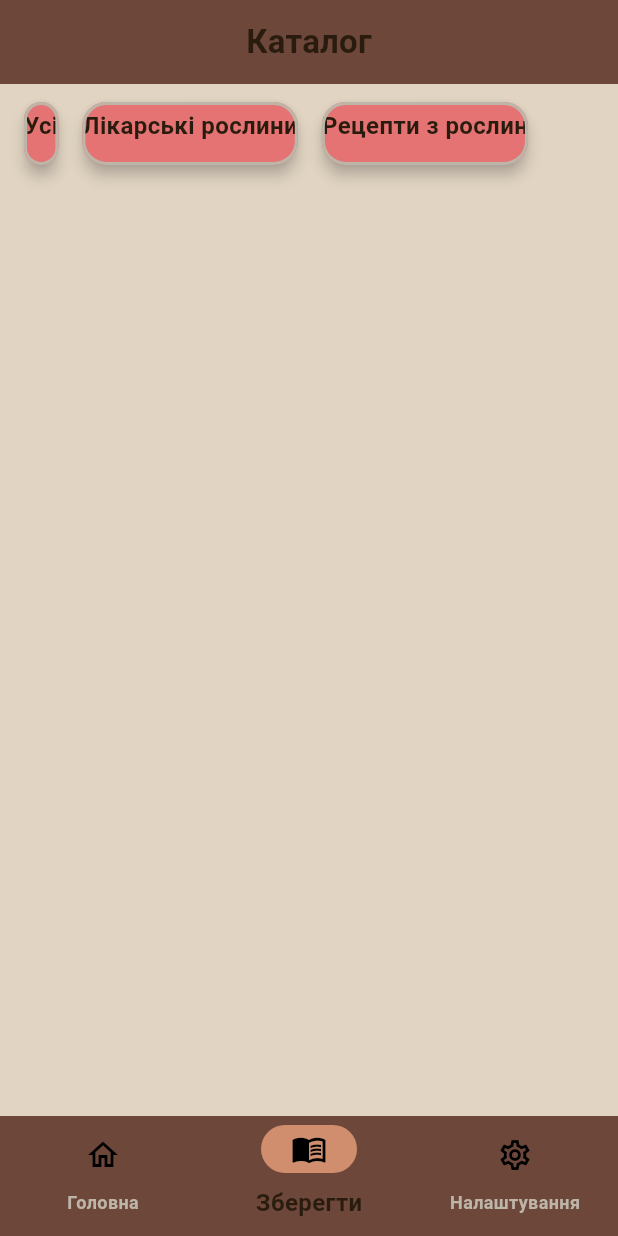
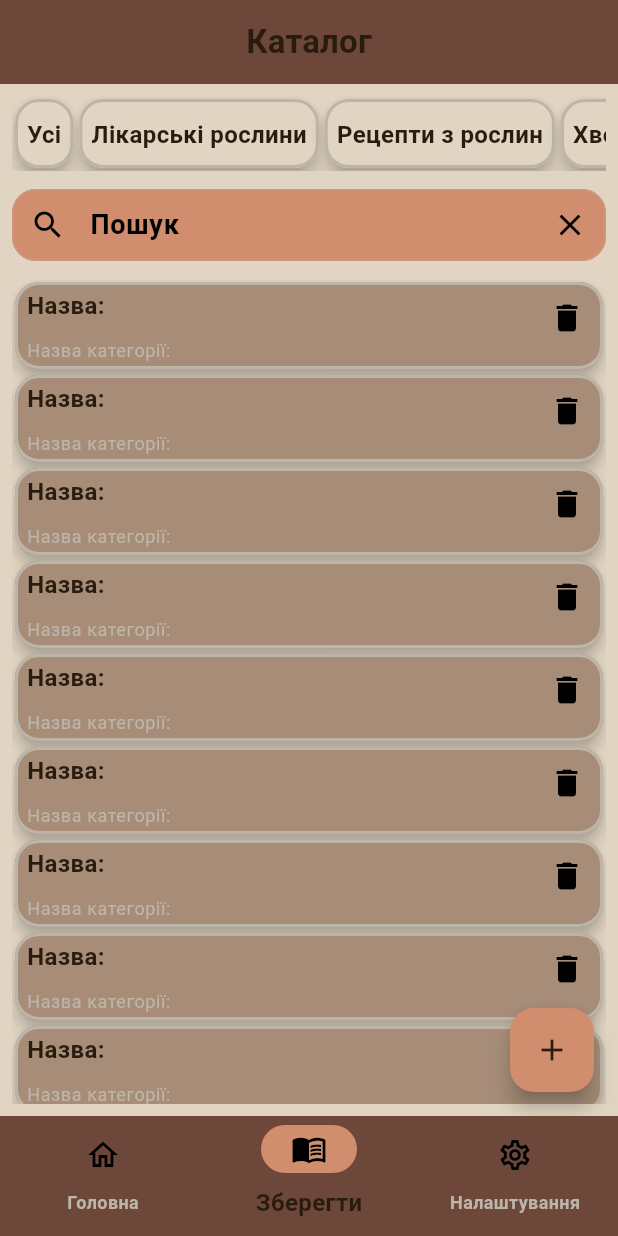
Before and after one commit to NesterovOI/all_for_health, a Flutter app: the screen it shows after launch, item 2 of the bottom bar chosen, on a phone screen of 412 x 824 dp. Run offline on Flutter 3.47's test engine with Material 3 defaults, Android fonts, the phone set to English and light mode, and no system bars; our stand-ins replace flutter_markdown, flutter_riverpod, go_router, youtube_player_flutter.

Commit message:
I made it catalog_page.dart

```diff
--- /dev/null
+++ b/devtools_options.yaml
@@ -0,0 +1,3 @@
+description: This file stores settings for Dart & Flutter DevTools.
+documentation: https://docs.flutter.dev/tools/devtools/extensions#configure-extension-enablement-states
+extensions:
--- a/lib/core/navigation/app_router.dart
+++ b/lib/core/navigation/app_router.dart
@@ -18,7 +18,7 @@ class AppRouter {
   static const String sport = 'sport';
   static const String homeDetails = '$homeMenu/homeDetails';
   static const String catalog = '/catalog';
-  static const String saveCatalog = '/saveCatalog';
+  static const String saveCatalog = '$catalog/saveCatalog';
   static const String settings = '/settings';
 }
 
--- a/lib/core/theme/app_colors.dart
+++ b/lib/core/theme/app_colors.dart
@@ -14,6 +14,7 @@ abstract class AppColors {
   static const Color darkBackground = Color(0xFF0B2A44);
   static const Color darkSurface = Color(0xFF4D5365); //Для Card
   static const Color darkSurfaceSecondary = Color(0xFF167196); //Для Card
+  static const Color darkTextPrimaryCard = Color.fromARGB(255, 250, 251, 252);
   static const Color darkTextPrimary = Color(0xFFE4EDF5); //Колір тексту name
   static const Color darkTextSecondary = Color(
     0xFF6C8AA4,
--- a/lib/core/theme/app_strings.dart
+++ b/lib/core/theme/app_strings.dart
@@ -8,6 +8,8 @@ abstract class AppStrings {
   static const String emptyCategory = 'У цій категорії поки немає матеріалів.';
   static const String errorLoading = 'Помилка завантаження: ';
   static const String titleCatalog = 'Каталог';
+  static const String titleSaveCatalog = 'Збережений каталог';
+  static const String chooseCategory = 'Оберіть категорію';
   static const String categoryName1 = 'Усі';
   static const String categoryName2 = 'Лікарські рослини';
   static const String categoryName3 = 'Рецепти з рослин';
@@ -20,4 +22,6 @@ abstract class AppStrings {
       'Помилка завантаження списку здоровʼя: ';
   static const noName = 'Без назви';
   static const String noDescription = 'Без опису';
+  static const String nameCategory = 'Назва категорії: ';
+  static const String nameNote = 'Назва: ';
 }
--- a/lib/core/theme/app_theme.dart
+++ b/lib/core/theme/app_theme.dart
@@ -108,6 +108,7 @@ abstract class AppTheme {
       ),
       //Налаштування віджета Card
       cardTheme: CardThemeData(
+        margin: const EdgeInsets.all(AppDimensions.spaceXXXS),
         color: AppColors.lightSurfaceSecondary,
         elevation: AppDimensions.spaceXXS,
         shadowColor: AppColors.lightTextSecondary,
@@ -118,6 +119,11 @@ abstract class AppTheme {
             width: AppDimensions.spaceXXXS,
           ),
         ),
+      ),
+      //Налаштування FloatingActionButton
+      floatingActionButtonTheme: FloatingActionButtonThemeData(
+        backgroundColor: AppColors.primary,
+        foregroundColor: AppColors.lightTextPrimary,
       ),
     );
   }
@@ -148,7 +154,7 @@ abstract class AppTheme {
         ),
         bodyMedium: TextStyle(
           fontSize: AppDimensions.fontBody,
-          color: AppColors.darkTextSecondary,
+          color: AppColors.darkTextPrimary,
           height: AppDimensions.spaceXXXS,
         ),
         bodySmall: TextStyle(
@@ -237,6 +243,11 @@ abstract class AppTheme {
           ),
         ),
       ),
+      //Налаштування FloatingActionButton
+      floatingActionButtonTheme: FloatingActionButtonThemeData(
+        backgroundColor: AppColors.darkSurface,
+        foregroundColor: AppColors.darkTextPrimary,
+      ),
     );
   }
 }
--- a/lib/features/catalog/data/model/category_model.dart
+++ b/lib/features/catalog/data/model/category_model.dart
@@ -1,9 +1,5 @@
 import 'package:all_for_health/features/catalog/domain/entities/export_entity.dart';
 
 class CategoryModel extends CategoryEntity {
-  CategoryModel({
-    required super.id,
-    required super.name,
-    required super.colorValue,
-  });
+  CategoryModel({required super.id, required super.nameCategory});
 }
--- a/lib/features/catalog/data/model/note_model.dart
+++ b/lib/features/catalog/data/model/note_model.dart
@@ -3,7 +3,7 @@ import 'package:all_for_health/features/catalog/domain/entities/export_entity.da
 class NoteModel extends NoteEntity {
   NoteModel({
     required super.id,
-    required super.title,
+    required super.name,
     required super.text,
     required super.categoryId,
   });
@@ -11,13 +11,13 @@ class NoteModel extends NoteEntity {
   factory NoteModel.fromJson(Map<String, dynamic> json) {
     return NoteModel(
       id: json['id'] as String,
-      title: json['title'] as String,
+      name: json['name'] as String,
       text: json['text'] as String,
       categoryId: json['categoryId'] as String,
     );
   }
 
   Map<String, dynamic> toJson() {
-    return {'id': id, 'title': title, 'text': text, 'categoryId': categoryId};
+    return {'id': id, 'name': name, 'text': text, 'categoryId': categoryId};
   }
 }
--- a/lib/features/catalog/domain/entities/category_entity.dart
+++ b/lib/features/catalog/domain/entities/category_entity.dart
@@ -1,15 +1,6 @@
-import 'package:flutter/material.dart';
-
 class CategoryEntity {
   final String id;
-  final String name;
-  final int colorValue;
+  final String nameCategory;
 
-  CategoryEntity({
-    required this.id,
-    required this.name,
-    required this.colorValue,
-  });
-
-  Color get color => Color(colorValue);
+  CategoryEntity({required this.id, required this.nameCategory});
 }
--- a/lib/features/catalog/domain/entities/note_entity.dart
+++ b/lib/features/catalog/domain/entities/note_entity.dart
@@ -1,12 +1,12 @@
 class NoteEntity {
   final String id;
-  final String title;
+  final String name;
   final String text;
   final String categoryId;
 
   NoteEntity({
     required this.id,
-    required this.title,
+    required this.name,
     required this.text,
     required this.categoryId,
   });
--- a/lib/features/catalog/presentation/pages/catalog_page.dart
+++ b/lib/features/catalog/presentation/pages/catalog_page.dart
@@ -3,30 +3,37 @@ import 'package:flutter/material.dart';
 import 'package:flutter_riverpod/flutter_riverpod.dart';
 import 'package:all_for_health/features/catalog/domain/entities/export_entity.dart';
 import 'package:go_router/go_router.dart';
+import 'package:all_for_health/core/navigation/app_router.dart';
 
 final catalogPageProvider = Provider((ref) => CatalogPage());
 
-class CatalogPage extends ConsumerWidget {
+class CatalogPage extends ConsumerStatefulWidget {
   const CatalogPage({super.key});
 
   @override
-  Widget build(BuildContext context, WidgetRef ref) {
+  ConsumerState<CatalogPage> createState() => _CatalogPageState();
+}
+
+class _CatalogPageState extends ConsumerState<CatalogPage> {
+  final _searchController = TextEditingController();
+
+  @override
+  void dispose() {
+    _searchController.dispose();
+    super.dispose();
+  }
+
+  @override
+  Widget build(BuildContext context) {
+    final isDark = Theme.of(context).brightness == Brightness.dark;
     final List<CategoryEntity> catalogItems = [
-      CategoryEntity(
-        id: '1',
-        name: AppStrings.categoryName1,
-        colorValue: 0xFFE57373,
-      ),
-      CategoryEntity(
-        id: '2',
-        name: AppStrings.categoryName2,
-        colorValue: 0xFFE57373,
-      ),
-      CategoryEntity(
-        id: '3',
-        name: AppStrings.categoryName3,
-        colorValue: 0xFFE57373,
-      ),
+      CategoryEntity(id: '1', nameCategory: AppStrings.categoryName1),
+      CategoryEntity(id: '2', nameCategory: AppStrings.categoryName2),
+      CategoryEntity(id: '3', nameCategory: AppStrings.categoryName3),
+      CategoryEntity(id: '4', nameCategory: AppStrings.categoryName4),
+      CategoryEntity(id: '5', nameCategory: AppStrings.categoryName5),
+      CategoryEntity(id: '6', nameCategory: AppStrings.categoryName6),
+      CategoryEntity(id: '7', nameCategory: AppStrings.categoryName7),
     ];
     return Scaffold(
       appBar: AppBar(
@@ -48,21 +55,21 @@ class CatalogPage extends ConsumerWidget {
                 itemCount: catalogItems.length,
                 itemBuilder: (context, index) {
                   final category = catalogItems[index];
-                  return Container(
-                    margin: const EdgeInsets.symmetric(
-                      horizontal: AppDimensions.spaceXXS,
-                    ),
-                    child: Card(
-                      color: category.color,
+                  return Card(
+                    color: isDark
+                        ? AppColors.darkBackground
+                        : AppColors.lightBackground,
                     child: InkWell(
                       borderRadius: BorderRadius.circular(
                         AppDimensions.radiusM,
                       ),
                       onTap: () {
-                          context.go(AppStrings.navSave);
+                        //Потрібно додати логіку для вибору категорії із списку
                       },
+                      child: Padding(
+                        padding: const EdgeInsets.all(AppDimensions.spaceXS),
                         child: Text(
-                          category.name,
+                          category.nameCategory,
                           style: Theme.of(context).textTheme.bodyMedium,
                         ),
                       ),
@@ -71,9 +78,71 @@ class CatalogPage extends ConsumerWidget {
                 },
               ),
             ),
-            const SizedBox(height: AppDimensions.spaceXS),
+            const SizedBox(height: AppDimensions.spaceXXXM),
+            TextFormField(
+              controller: _searchController,
+              decoration: InputDecoration(
+                hintText: AppStrings.hintText,
+                prefixIcon: const Icon(
+                  Icons.search,
+                  size: AppDimensions.spaceXXXL,
+                ),
+                suffixIcon: IconButton(
+                  onPressed: () => _searchController.clear(),
+                  icon: const Icon(Icons.clear, size: AppDimensions.spaceXXXL),
+                ),
+              ),
+            ),
+            const SizedBox(height: AppDimensions.spaceXXXM),
+            Expanded(
+              child: ListView.builder(
+                itemCount: 10,
+                itemBuilder: (context, index) {
+                  return Card(
+                    child: Row(
+                      crossAxisAlignment: CrossAxisAlignment.start,
+                      mainAxisAlignment: MainAxisAlignment.spaceBetween,
+                      children: [
+                        Padding(
+                          padding: const EdgeInsets.symmetric(
+                            horizontal: AppDimensions.spaceXS,
+                          ),
+                          child: Column(
+                            crossAxisAlignment: CrossAxisAlignment.start,
+                            children: [
+                              Text(
+                                AppStrings.nameNote,
+                                style: Theme.of(context).textTheme.bodyMedium,
+                              ),
+                              SizedBox(height: AppDimensions.spaceXXXS),
+                              Text(
+                                AppStrings.nameCategory,
+                                style: Theme.of(context).textTheme.bodySmall,
+                              ),
                             ],
                           ),
+                        ),
+                        IconButton(
+                          onPressed: () {},
+                          icon: const Icon(
+                            Icons.delete,
+                            size: AppDimensions.spaceXXXL,
+                          ),
+                        ),
+                      ],
+                    ),
+                  );
+                },
+              ),
+            ),
+          ],
+        ),
+      ),
+      floatingActionButton: FloatingActionButton(
+        onPressed: () {
+          context.go(AppRouter.saveCatalog);
+        },
+        child: const Icon(Icons.add),
       ),
     );
   }
```
Also changed, not shown: lib/features/catalog/presentation/pages/save_catalog_page.dart (+16 -1 lines), lib/features/home/presentation/pages/home_page.dart (+15 -7 lines). Lines whose indentation alone changed are shown as unchanged.
